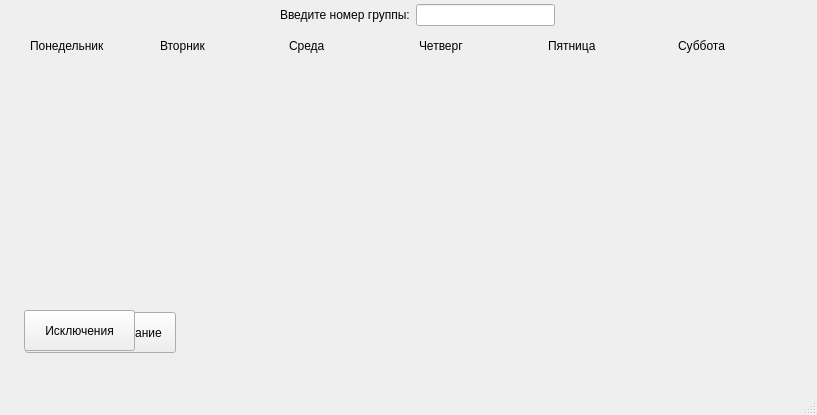
zefixed/raspyxxx, file client/mainwindow.ui: the form before one commit.
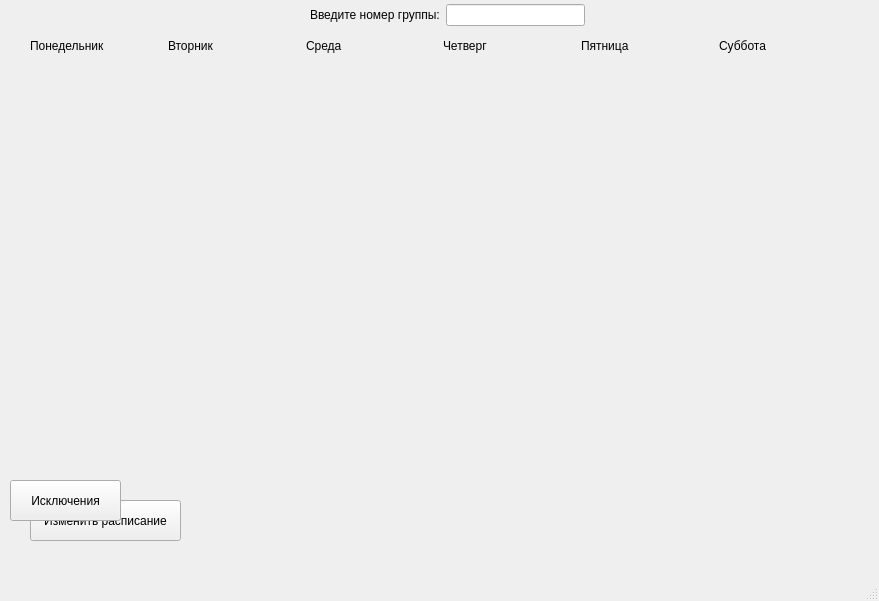
The form after the commit.

The edit to the form file:
```diff
--- a/client/mainwindow.ui
+++ b/client/mainwindow.ui
@@ -6,8 +6,8 @@
    <rect>
     <x>0</x>
     <y>0</y>
-    <width>817</width>
-    <height>415</height>
+    <width>879</width>
+    <height>601</height>
    </rect>
   </property>
   <property name="windowTitle">
@@ -19,7 +19,7 @@
      <rect>
       <x>30</x>
       <y>30</y>
-      <width>771</width>
+      <width>821</width>
       <height>31</height>
      </rect>
     </property>
@@ -71,8 +71,8 @@
    <widget class="QPushButton" name="change_schedule_button">
     <property name="geometry">
      <rect>
-      <x>25</x>
-      <y>312</y>
+      <x>30</x>
+      <y>500</y>
       <width>151</width>
       <height>41</height>
      </rect>
@@ -84,7 +84,7 @@
    <widget class="QWidget" name="layoutWidget_2">
     <property name="geometry">
      <rect>
-      <x>280</x>
+      <x>310</x>
       <y>0</y>
       <width>275</width>
       <height>30</height>
@@ -106,8 +106,8 @@
    <widget class="QPushButton" name="exceptions_button">
     <property name="geometry">
      <rect>
-      <x>24</x>
-      <y>310</y>
+      <x>10</x>
+      <y>480</y>
       <width>111</width>
       <height>41</height>
      </rect>
@@ -116,6 +116,60 @@
      <string>Исключения</string>
     </property>
    </widget>
+   <widget class="QWidget" name="">
+    <property name="geometry">
+     <rect>
+      <x>30</x>
+      <y>80</y>
+      <width>821</width>
+      <height>381</height>
+     </rect>
+    </property>
+    <layout class="QHBoxLayout" name="horizontalLayout">
+     <item>
+      <widget class="QLabel" name="monday_schedule_label">
+       <property name="text">
+        <string/>
+       </property>
+      </widget>
+     </item>
+     <item>
+      <widget class="QLabel" name="tuesday_schedule_label">
+       <property name="text">
+        <string/>
+       </property>
+      </widget>
+     </item>
+     <item>
+      <widget class="QLabel" name="wednesday_schedule_label">
+       <property name="text">
+        <string/>
+       </property>
+      </widget>
+     </item>
+     <item>
+      <widget class="QLabel" name="thursday_schedule_label">
+       <property name="text">
+        <string/>
+       </property>
+      </widget>
+     </item>
+     <item>
+      <widget class="QLabel" name="friday_schedule_label">
+       <property name="text">
+        <string/>
+       </property>
+      </widget>
+     </item>
+     <item>
+      <widget class="QLabel" name="saturday_schedule_label">
+       <property name="text">
+        <string/>
+       </property>
+      </widget>
+     </item>
+    </layout>
+   </widget>
   </widget>
   <widget class="QMenuBar" name="menubar">
    <property name="geometry">
```
Left out of the diff: 2 changed lines with no effect on the pictures.
